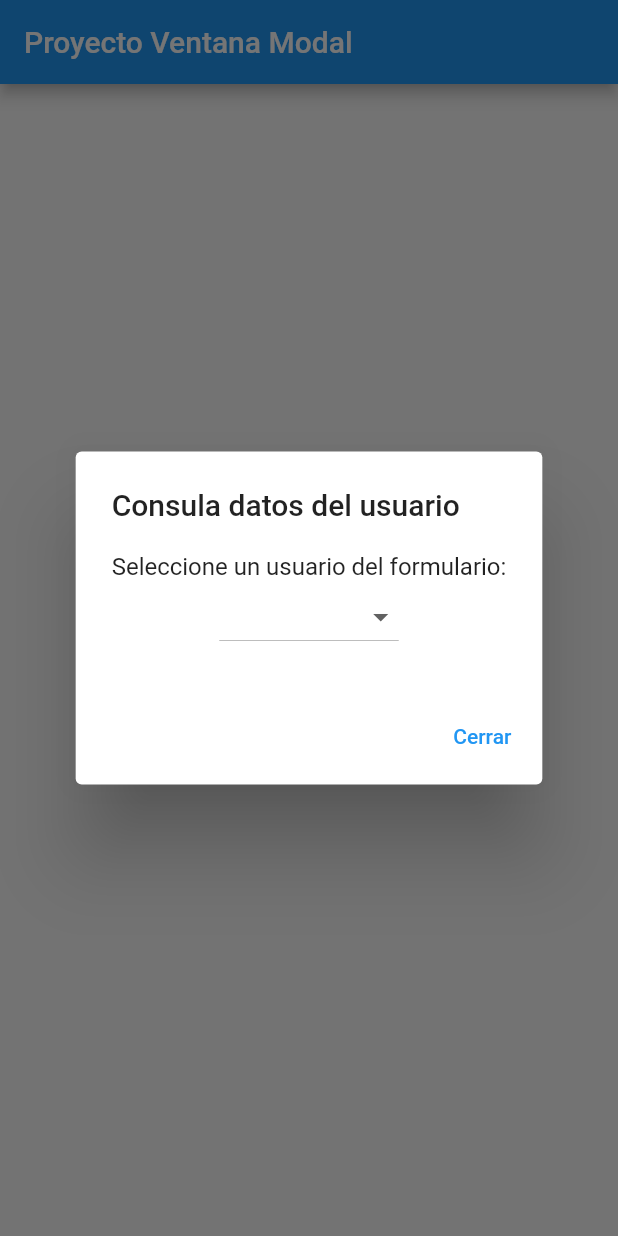
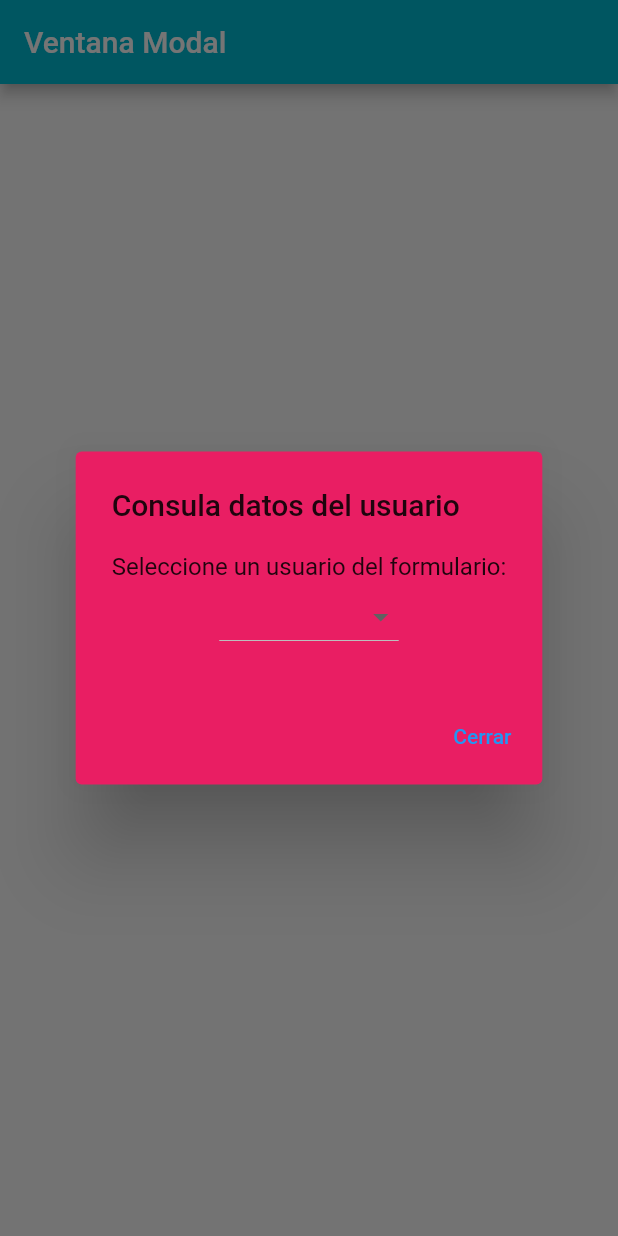
Before and after one commit to AleJamy/flutterapp, a Flutter app: the screen it shows after launch, after a tap on "Abrir", on a phone screen of 412 x 824 dp. Run offline on Flutter 3.47's test engine with Material 2 defaults, Android fonts, the phone set to English and light mode, and no system bars.

Commit message:
Actualizando texto

```diff
--- a/lib/main.dart
+++ b/lib/main.dart
@@ -31,13 +31,17 @@ class FormularioModalDemo extends StatelessWidget {
   Widget build(BuildContext context) {
     return Scaffold(
       appBar: AppBar(
-        title: const Text('Proyecto Ventana Modal'),
+        title: const Text('Ventana Modal'),
+        backgroundColor: Colors.cyan,
       ),
       body: Center(
         child: ElevatedButton(
           onPressed: () {
             _mostrarVentanaModal(context);
           },
+          style: ElevatedButton.styleFrom(
+            backgroundColor: Colors.brown,
+          ),
           child: const Text('Abrir'),
         ),
       ),
@@ -57,6 +61,7 @@ class FormularioModalDemo extends StatelessWidget {
       builder: (BuildContext context) {
         return AlertDialog(
           title: const Text('Consula datos del usuario'),
+          backgroundColor: Colors.pink,
           content: Column(
             mainAxisSize: MainAxisSize.min,
             children: <Widget>[
```
